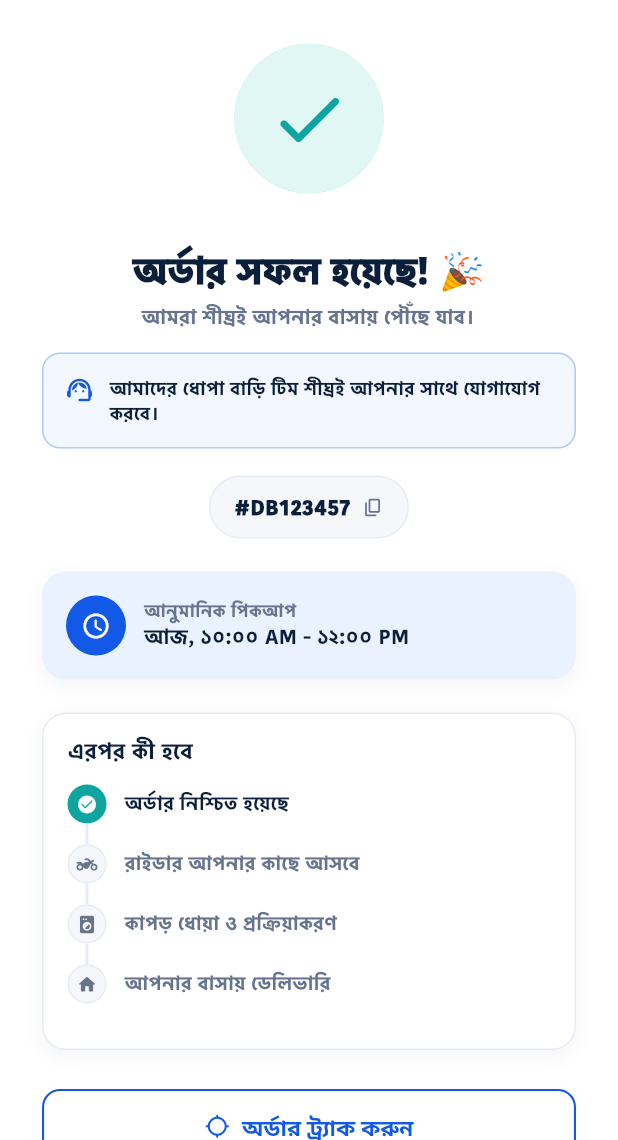
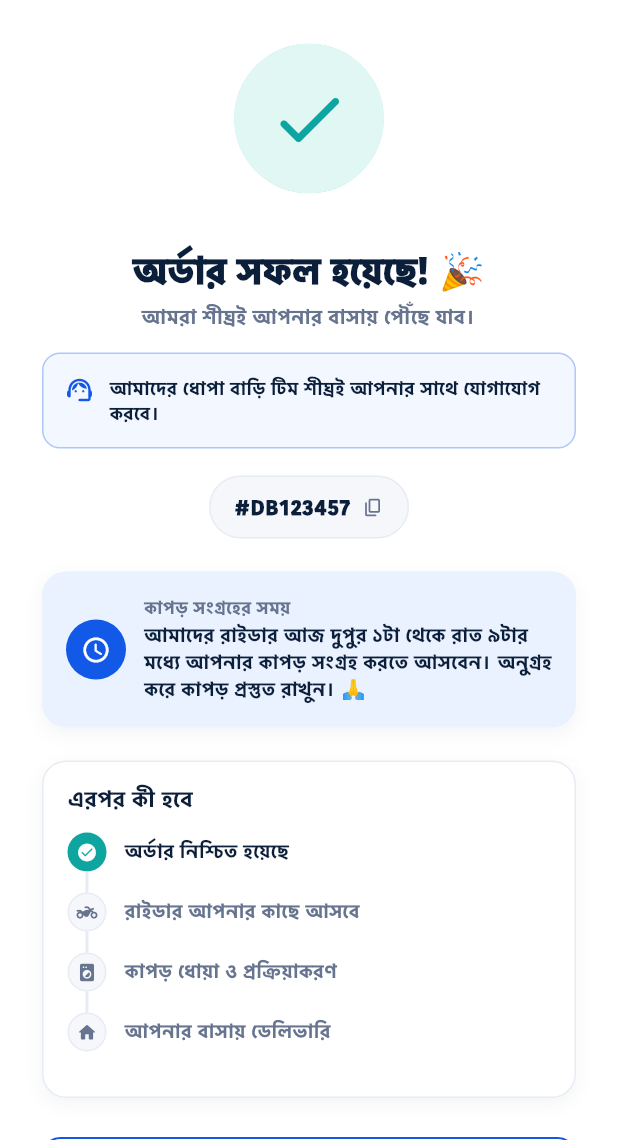
Before and after one commit to contenthuntltd-gif/dhopabari, a Flutter app: the OrderSuccessScreen screen opened directly, on a phone screen of 412 x 824 dp, the part 96-1236 px from its top. Run offline on Flutter 3.47's test engine with Material 3 defaults, Android fonts, the phone set to English and light mode, and no system bars; our stand-ins replace google_sign_in, pdf, printing, qr_flutter, shared_preferences, supabase_flutter; missing offline and left inert: dart:html; accounts and stored records are empty.

Commit message:
Success: warm 1-9pm pickup message; Tracking: call the assigned rider (add riderPhone through the model)

```diff
--- a/customer-app/lib/data/admin_mock_data.dart
+++ b/customer-app/lib/data/admin_mock_data.dart
@@ -18,6 +18,7 @@
   final String customerPhone;
   String? riderId;
   String? riderName;
+  String? riderPhone;
   final String service;
   final String category;
   final String itemsSummary;
@@ -40,6 +41,7 @@
     required this.customerPhone,
     this.riderId,
     this.riderName,
+    this.riderPhone,
     required this.service,
     required this.category,
     required this.itemsSummary,
@@ -70,6 +72,7 @@
       customerPhone: (customer?['phone'] as String?) ?? '',
       riderId: r['rider_id'] as String?,
       riderName: rider?['name'] as String?,
+      riderPhone: rider?['phone'] as String?,
       service: (r['service'] as String?) ?? '',
       category: (r['category'] as String?) ?? '',
       itemsSummary: summarizeItems(items),
@@ -106,6 +109,7 @@
       area: address,
       total: total,
       riderName: riderName,
+      riderPhone: riderPhone,
       timeline: timeline,
       items: items,
     );
--- a/customer-app/lib/data/receipt_data.dart
+++ b/customer-app/lib/data/receipt_data.dart
@@ -244,7 +244,7 @@
       customerId: 'CUST-${order.customerPhone}',
       riderName: order.riderName,
       riderId: order.riderName == null ? null : 'RDR-1042',
-      riderPhone: null,
+      riderPhone: order.riderPhone,
       pickupAddress: order.address,
       estimatedDelivery: DeliveryOptions.free.eta,
       items: _reconstructAdminItems(order),
--- a/customer-app/lib/screens/order_success_screen.dart
+++ b/customer-app/lib/screens/order_success_screen.dart
@@ -158,8 +158,12 @@
                         child: Column(
                           crossAxisAlignment: CrossAxisAlignment.start,
                           children: [
-                            Text('আনুমানিক পিকআপ', style: TextStyle(fontSize: 11.5, color: AppColors.muted, fontWeight: FontWeight.w700)),
-                            Text('আজ, ১০:০০ AM - ১২:০০ PM', style: TextStyle(fontSize: 13.5, color: AppColors.ink, fontWeight: FontWeight.w800)),
+                            Text('কাপড় সংগ্রহের সময়', style: TextStyle(fontSize: 11.5, color: AppColors.muted, fontWeight: FontWeight.w700)),
+                            SizedBox(height: 2),
+                            Text(
+                              'আমাদের রাইডার আজ দুপুর ১টা থেকে রাত ৯টার মধ্যে আপনার কাপড় সংগ্রহ করতে আসবেন। অনুগ্রহ করে কাপড় প্রস্তুত রাখুন। 🙏',
+                              style: TextStyle(fontSize: 12.5, color: AppColors.ink, fontWeight: FontWeight.w700, height: 1.45),
+                            ),
                           ],
                         ),
                       ),
```
Also changed, not shown: customer-app/lib/screens/tracking_screen.dart (+19 -13 lines).
